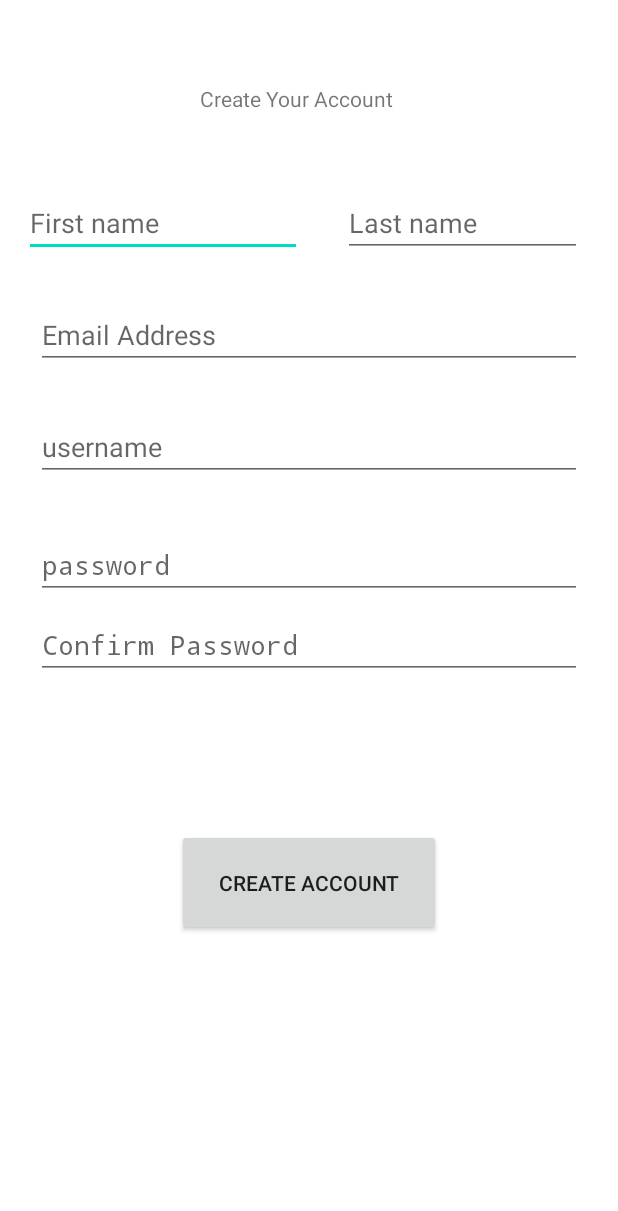
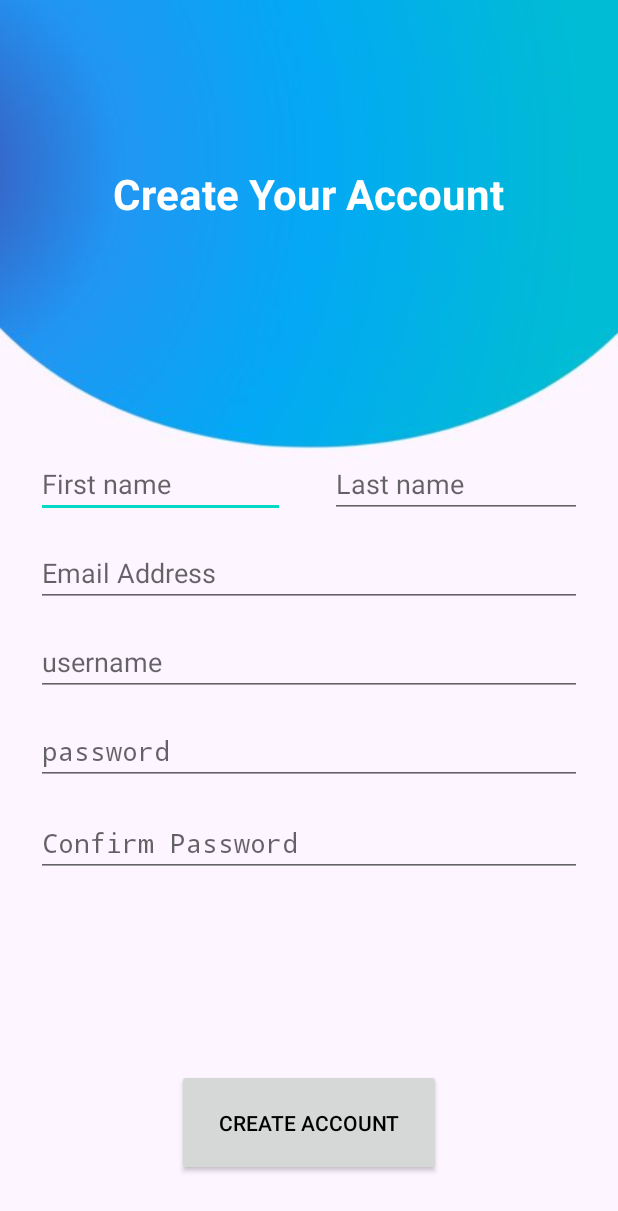
Before and after one commit to jacobspettigrew/AlzRemindersCaretaker, an Android app: the Sign_up screen opened directly, with no data from a screen before it, on a phone screen of 412 x 824 dp. Shown: the top 1211 px of the screen. Run offline under Robolectric (Android 15) with nearby library versions, the phone set to English and light mode, and no system bars; libraries missing offline, so code that uses them is left out: com.parse.

Commit message:
Saved-My-Stuff
ee

```diff
--- a/app/src/main/res/layout/activity_caregiver_reminders.xml
+++ b/app/src/main/res/layout/activity_caregiver_reminders.xml
@@ -7,7 +7,8 @@
     android:orientation="vertical"
     android:background="@drawable/bg1"
     android:weightSum="10"
-    tools:context=".MainTask">
+    tools:context=".Reminder">
+
 
     <RelativeLayout
         android:layout_weight="2"
--- a/app/src/main/res/layout/activity_caregiver_tasks.xml
+++ b/app/src/main/res/layout/activity_caregiver_tasks.xml
@@ -220,7 +220,7 @@
                     android:text="Delete"
                     android:layout_gravity="center_horizontal"
                     android:textAlignment="center"
-
+                    android:textColor="@android:color/black"
                     android:textSize="14sp"
                     android:textStyle="bold"
                     android:layout_width="wrap_content"
--- a/app/src/main/res/layout/sign_up.xml
+++ b/app/src/main/res/layout/sign_up.xml
@@ -5,51 +5,49 @@
     xmlns:tools="http://schemas.android.com/tools"
     android:layout_width="match_parent"
     android:layout_height="match_parent"
+    android:background="@drawable/bg1"
     tools:context=".Sign_up">
+
     <EditText
         android:id="@+id/first_name"
-        android:layout_width="185dp"
-        android:layout_height="43dp"
-        android:layout_marginTop="128dp"
+        android:layout_width="0dp"
+        android:layout_height="wrap_content"
+        android:layout_marginStart="24dp"
+        android:layout_marginTop="300dp"
+        android:layout_marginEnd="30dp"
         android:hint="First name"
         android:inputType="text"
         android:selectAllOnFocus="true"
-        app:layout_constraintBottom_toTopOf="@+id/email_address"
         app:layout_constraintEnd_toStartOf="@+id/last_name"
         app:layout_constraintHorizontal_bias="0.363"
         app:layout_constraintStart_toStartOf="parent"
-        app:layout_constraintTop_toTopOf="parent"
-        app:layout_constraintVertical_bias="0.0" />
+        app:layout_constraintTop_toTopOf="parent" />
 
-    <EditText
-        android:id="@+id/last_name"
-        android:layout_width="159dp"
-        android:layout_height="43dp"
-        android:layout_marginStart="24dp"
-        android:layout_marginTop="128dp"
-        android:layout_marginEnd="24dp"
-        android:hint="Last name"
-        android:inputType="text"
-        android:selectAllOnFocus="true"
-        app:layout_constraintBottom_toTopOf="@+id/email_address"
+    <TextView
+        android:textColor="@color/white"
+        android:textSize="28dp"
+        android:textStyle="bold"
+        android:id="@+id/create_account_text"
+        android:layout_width="wrap_content"
+        android:layout_height="wrap_content"
+        android:layout_marginTop="110dp"
+        android:text="Create Your Account"
         app:layout_constraintEnd_toEndOf="parent"
-        app:layout_constraintHorizontal_bias="1.0"
         app:layout_constraintStart_toStartOf="parent"
-        app:layout_constraintTop_toTopOf="parent"
-        app:layout_constraintVertical_bias="0.0" />
+        app:layout_constraintTop_toTopOf="parent" />
 
     <EditText
         android:id="@+id/email_address"
         android:layout_width="0dp"
         android:layout_height="wrap_content"
         android:layout_marginStart="24dp"
-        android:layout_marginTop="29dp"
+        android:layout_marginTop="14dp"
         android:layout_marginEnd="24dp"
         android:hint="Email Address"
         android:inputType="textEmailAddress"
         android:selectAllOnFocus="true"
         app:layout_constraintEnd_toEndOf="parent"
-        app:layout_constraintHorizontal_bias="1.0"
+        app:layout_constraintHorizontal_bias="0.0"
         app:layout_constraintStart_toStartOf="parent"
         app:layout_constraintTop_toBottomOf="@+id/first_name" />
 
@@ -58,41 +56,59 @@
         android:layout_width="0dp"
         android:layout_height="wrap_content"
         android:layout_marginStart="24dp"
-        android:layout_marginTop="29dp"
+        android:layout_marginTop="14dp"
         android:layout_marginEnd="24dp"
-        android:layout_marginBottom="34dp"
+
         android:hint="username"
         android:inputType="textEmailAddress"
         android:selectAllOnFocus="true"
         app:layout_constraintBottom_toTopOf="@+id/password"
         app:layout_constraintEnd_toEndOf="parent"
-        app:layout_constraintHorizontal_bias="1.0"
+        app:layout_constraintHorizontal_bias="0.0"
         app:layout_constraintStart_toStartOf="parent"
-        app:layout_constraintTop_toBottomOf="@+id/email_address" />
+        app:layout_constraintTop_toBottomOf="@+id/email_address"
+        app:layout_constraintVertical_bias="0.0" />
 
     <EditText
         android:id="@+id/password"
         android:layout_width="0dp"
         android:layout_height="wrap_content"
         android:layout_marginStart="24dp"
-        android:layout_marginTop="108dp"
         android:layout_marginEnd="24dp"
+        android:layout_marginTop="14dp"
         android:hint="password"
 
         android:imeOptions="actionDone"
         android:inputType="textPassword"
         android:selectAllOnFocus="true"
+        app:layout_constraintTop_toBottomOf="@+id/username"
         app:layout_constraintEnd_toEndOf="parent"
-        app:layout_constraintHorizontal_bias="1.0"
+        app:layout_constraintHorizontal_bias="0.0"
         app:layout_constraintStart_toStartOf="parent"
-        app:layout_constraintTop_toBottomOf="@+id/email_address" />
+        tools:layout_editor_absoluteY="504dp" />
+
+    <Button
+        android:id="@+id/create_account_btn"
+        android:layout_width="176dp"
+        android:layout_height="71dp"
+        android:layout_marginStart="133dp"
+        android:layout_marginEnd="133dp"
+        android:layout_marginBottom="40dp"
+
+        android:onClick="onClickedSignedUp"
+        android:text="CREATE ACCOUNT"
+        android:textColor="@color/black"
+        app:layout_constraintBottom_toBottomOf="parent"
+        app:layout_constraintEnd_toEndOf="parent"
+        app:layout_constraintHorizontal_bias="0.516"
+        app:layout_constraintStart_toStartOf="parent" />
 
     <EditText
         android:id="@+id/password_confirm"
         android:layout_width="0dp"
         android:layout_height="wrap_content"
         android:layout_marginStart="24dp"
-        android:layout_marginTop="8dp"
+        android:layout_marginTop="16dp"
         android:layout_marginEnd="24dp"
         android:hint="Confirm Password"
 
@@ -100,33 +116,24 @@
         android:inputType="textPassword"
         android:selectAllOnFocus="true"
         app:layout_constraintEnd_toEndOf="parent"
-        app:layout_constraintHorizontal_bias="1.0"
+        app:layout_constraintHorizontal_bias="0.0"
         app:layout_constraintStart_toStartOf="parent"
         app:layout_constraintTop_toBottomOf="@+id/password" />
 
-    <TextView
-        android:id="@+id/create_account_text"
-        android:layout_width="145dp"
-        android:layout_height="26dp"
-        android:layout_marginTop="56dp"
-        android:text="Create Your Account"
+    <EditText
+        android:id="@+id/last_name"
+        android:layout_width="168dp"
+        android:layout_height="wrap_content"
+
+        android:layout_marginTop="300dp"
+        android:layout_marginEnd="24dp"
+        android:layout_marginBottom="14dp"
+        android:hint="Last name"
+        android:inputType="text"
+        android:selectAllOnFocus="true"
+        app:layout_constraintBottom_toTopOf="@+id/email_address"
         app:layout_constraintEnd_toEndOf="parent"
-        app:layout_constraintStart_toStartOf="parent"
-        app:layout_constraintTop_toTopOf="parent" />
-
-    <Button
-        android:id="@+id/create_account_btn"
-        android:layout_width="176dp"
-        android:layout_height="71dp"
-        android:layout_marginStart="133dp"
-        android:layout_marginTop="55dp"
-        android:layout_marginEnd="133dp"
-        android:layout_marginBottom="155dp"
-        android:onClick="onClickedSignedUp"
-        android:text="CREATE ACCOUNT"
-        app:layout_constraintBottom_toBottomOf="parent"
-        app:layout_constraintEnd_toEndOf="parent"
-        app:layout_constraintStart_toStartOf="parent"
-        app:layout_constraintTop_toBottomOf="@+id/password_confirm" />
+        app:layout_constraintTop_toTopOf="parent"
+        app:layout_constraintVertical_bias="0.812" />
 
 </androidx.constraintlayout.widget.ConstraintLayout>
--- a/app/src/main/res/values/themes.xml
+++ b/app/src/main/res/values/themes.xml
@@ -2,7 +2,7 @@
     <!-- Base application theme. -->
     <style name="Theme.Alzreminder_caregiver" parent="Theme.MaterialComponents.DayNight.DarkActionBar">
         <!-- Primary brand color. -->
-        <item name="colorPrimary">@color/purple_500</item>
+        <item name="colorPrimary">@color/white</item>
         <item name="colorPrimaryVariant">@color/purple_700</item>
         <item name="colorOnPrimary">@color/white</item>
         <!-- Secondary brand color. -->
```
Also changed, not shown: app/src/main/res/layout/activity_caregiver_home.xml (+32 -28 lines), app/src/main/res/layout/activity_main.xml (+36 -16 lines), app/src/main/res/layout/caregiver_set_id.xml (added, +57 -0 lines), app/src/main/res/layout/tasks.xml (deleted, +0 -21 lines), app/src/main/res/layout/tasks_jacob.xml (added, +65 -0 lines), app/src/main/res/drawable-v24/app_icon.png (added).
